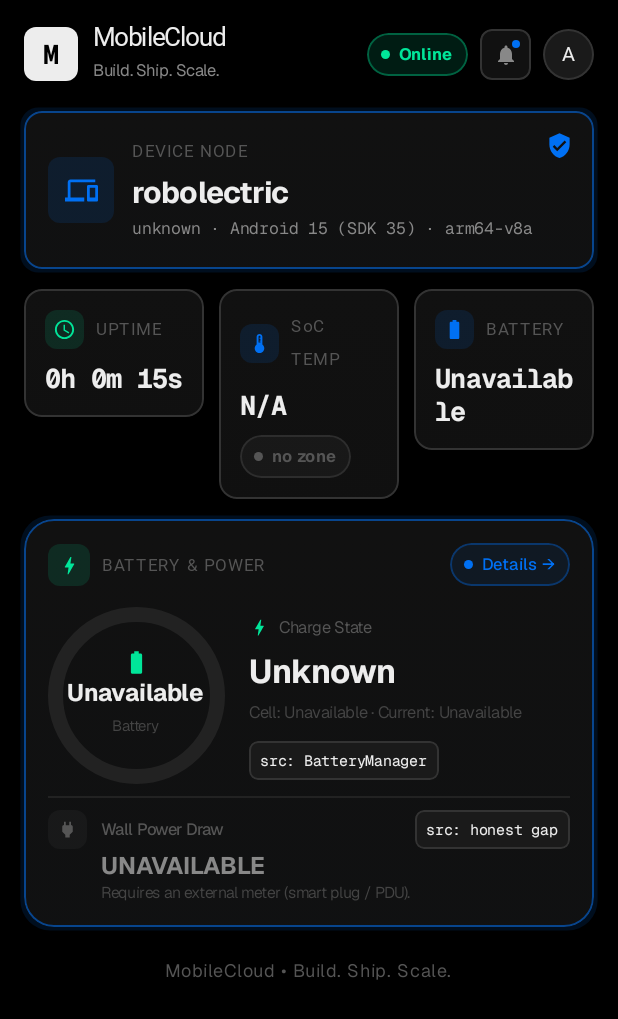
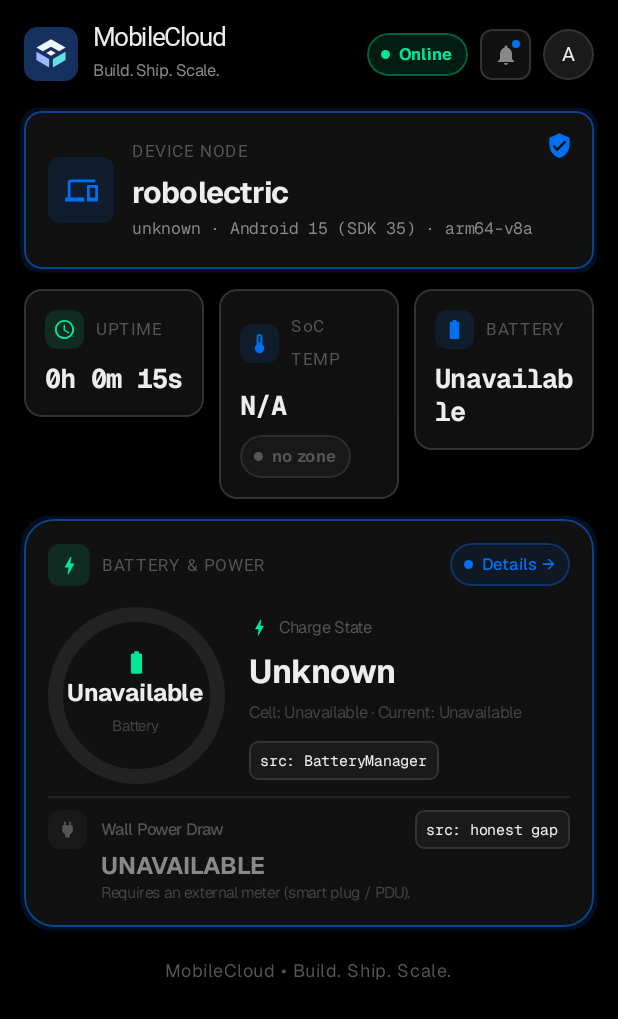
Before and after one commit to Ashutosh0x/mobilecloud-platform, an Android app built with Jetpack Compose: the composable DashboardScreen shown on its own in the app's theme, on a phone screen of 412 x 824 dp. Shown: the top 1019 px of the screen. Run offline under Robolectric (Android 15) with nearby library versions, the phone set to English and light mode, and no system bars; Roboto replaces fonts that are not available here.

Commit message:
style: replace the MobileCloud monogram with a split-cube mark
Use matching branding in the web header, Android console, and launcher.

```diff
--- a/android-app/app/src/main/kotlin/com/mobilecloud/ui/console/ConsoleShell.kt
+++ b/android-app/app/src/main/kotlin/com/mobilecloud/ui/console/ConsoleShell.kt
@@ -52,9 +52,13 @@ import androidx.compose.ui.Alignment
 import androidx.compose.ui.Modifier
 import androidx.compose.ui.draw.clip
 import androidx.compose.ui.graphics.Color
+import androidx.compose.ui.res.colorResource
+import androidx.compose.ui.res.painterResource
 import androidx.compose.ui.text.font.FontWeight
+import androidx.compose.ui.unit.Dp
 import androidx.compose.ui.unit.dp
 import androidx.compose.ui.unit.sp
+import com.mobilecloud.R
 import com.mobilecloud.console.ConsoleStore
 import com.mobilecloud.console.ConnectionState
 import com.mobilecloud.console.RealtimeStatus
@@ -76,7 +80,7 @@ import java.util.Locale
 fun LoadingSplash() {
     Box(Modifier.fillMaxSize().background(Aurora.Bg), contentAlignment = Alignment.Center) {
         Column(horizontalAlignment = Alignment.CenterHorizontally) {
-            LogoMark(40.dp, 20.sp)
+            LogoMark(40.dp)
             Spacer(Modifier.height(16.dp))
             Text("Loading console…", color = Aurora.TextMid, fontSize = 12.sp)
         }
@@ -84,13 +88,13 @@ fun LoadingSplash() {
 }
 
 @Composable
-private fun LogoMark(size: androidx.compose.ui.unit.Dp, fontSize: androidx.compose.ui.unit.TextUnit) {
-    Box(
-        Modifier.size(size).clip(RoundedCornerShape(8.dp)).background(Aurora.TextHi),
-        contentAlignment = Alignment.Center,
-    ) {
-        Text("M", color = Aurora.Bg, fontSize = fontSize, fontWeight = FontWeight.Bold, fontFamily = AppFonts.Mono)
-    }
+internal fun LogoMark(size: Dp) {
+    Icon(
+        painter = painterResource(R.drawable.ic_launcher_foreground),
+        contentDescription = null,
+        modifier = Modifier.size(size).background(colorResource(R.color.ic_launcher_background), RoundedCornerShape(size / 4)),
+        tint = Color.Unspecified,
+    )
 }
 
 /** Full console shell once the account is loaded. */
@@ -286,7 +290,7 @@ private fun TopBar(
     ) {
         IconBare(Icons.Filled.Menu, "Open navigation", onMenu)
         Spacer(Modifier.width(6.dp))
-        LogoMark(30.dp, 16.sp)
+        LogoMark(30.dp)
         Spacer(Modifier.width(9.dp))
         Column(Modifier.weight(1f)) {
             Text("MobileCloud", color = Aurora.TextHi, fontSize = 15.sp, fontWeight = FontWeight.Bold, letterSpacing = (-0.3).sp)
@@ -356,7 +360,7 @@ private fun Sidebar(
             .padding(12.dp),
     ) {
         Row(verticalAlignment = Alignment.CenterVertically) {
-            LogoMark(28.dp, 15.sp)
+            LogoMark(28.dp)
             Spacer(Modifier.width(9.dp))
             Text("Console", color = Aurora.TextHi, fontSize = 14.sp, fontWeight = FontWeight.SemiBold, modifier = Modifier.weight(1f))
             IconBare(Icons.Filled.Close, "Close navigation") { unpadded() }
--- a/android-app/app/src/main/kotlin/com/mobilecloud/ui/screens/DashboardScreen.kt
+++ b/android-app/app/src/main/kotlin/com/mobilecloud/ui/screens/DashboardScreen.kt
@@ -61,6 +61,7 @@ import com.mobilecloud.ui.components.ProgressRing
 import com.mobilecloud.ui.components.RefSourceChip
 import com.mobilecloud.ui.components.SectionLabel
 import com.mobilecloud.ui.components.StatusPill
+import com.mobilecloud.ui.console.LogoMark
 import com.mobilecloud.ui.theme.Aurora
 import kotlinx.coroutines.delay
 
@@ -98,21 +99,7 @@ fun DashboardScreen() {
             verticalAlignment = Alignment.CenterVertically,
         ) {
             Row(verticalAlignment = Alignment.CenterVertically) {
-                Box(
-                    Modifier
-                        .size(36.dp)
-                        .clip(RoundedCornerShape(8.dp))
-                        .background(Aurora.TextHi),
-                    contentAlignment = Alignment.Center,
-                ) {
-                    Text(
-                        "M",
-                        color = Aurora.Bg,
-                        fontSize = 18.sp,
-                        fontWeight = FontWeight.Bold,
-                        fontFamily = AppFonts.Mono,
-                    )
-                }
+                LogoMark(36.dp)
                 Spacer(Modifier.width(10.dp))
                 Column {
                     Text(
--- a/android-app/app/src/main/res/drawable/ic_launcher_foreground.xml
+++ b/android-app/app/src/main/res/drawable/ic_launcher_foreground.xml
@@ -1,15 +1,14 @@
 <?xml version="1.0" encoding="utf-8"?>
-<!-- Adaptive-icon foreground: the MobileCloud "M" mark, drawn as a stroked
-     polyline inside the 72dp safe zone of the 108dp viewport. -->
 <vector xmlns:android="http://schemas.android.com/apk/res/android"
     android:width="108dp"
     android:height="108dp"
     android:viewportWidth="108"
     android:viewportHeight="108">
-    <path
-        android:pathData="M34,74 L34,34 L54,60 L74,34 L74,74"
-        android:strokeColor="#FFFFFF"
-        android:strokeWidth="7"
-        android:strokeLineCap="round"
-        android:strokeLineJoin="round" />
+    <!-- Center the shared 24-unit mark within the adaptive icon safe zone. -->
+    <group android:scaleX="3.2" android:scaleY="3.2" android:translateX="15.6" android:translateY="15.6">
+        <path android:fillColor="#EDF7FF" android:pathData="M12,2.8 L21.1,8 L17.1,10.3 L12,7.4 L6.9,10.3 L2.9,8 Z" />
+        <path android:fillColor="#9AB9FF" android:pathData="M2.9,10.6 L10.8,15.1 V20.4 L2.9,15.8 Z" />
+        <path android:fillColor="#60E2E6" android:pathData="M21.1,10.6 V15.8 L13.2,20.4 V15.1 Z" />
+        <path android:fillColor="#FFFFFF" android:pathData="M12,9.7 L14.9,11.4 L12,13.1 L9.1,11.4 Z" />
+    </group>
 </vector>
--- a/android-app/app/src/main/res/values/colors.xml
+++ b/android-app/app/src/main/res/values/colors.xml
@@ -1,5 +1,4 @@
 <?xml version="1.0" encoding="utf-8"?>
 <resources>
-    <!-- Adaptive launcher icon background: MobileCloud primary blue. -->
-    <color name="ic_launcher_background">#0070F3</color>
+    <color name="ic_launcher_background">#163060</color>
 </resources>
```
Also changed, not shown: android-app/app/src/main/kotlin/com/mobilecloud/ui/console/ConsoleRoot.kt (+1 -6 lines), 2 other files.
